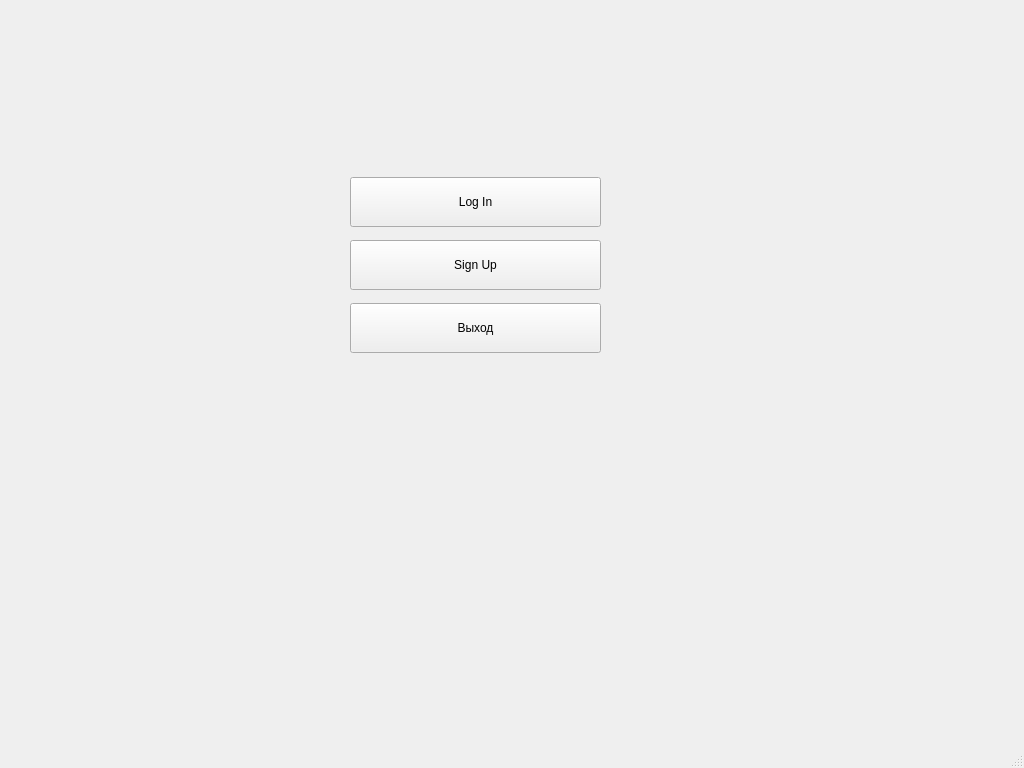
Qt form mainwindow.ui (alex3413/learning-qt-game) before a commit.
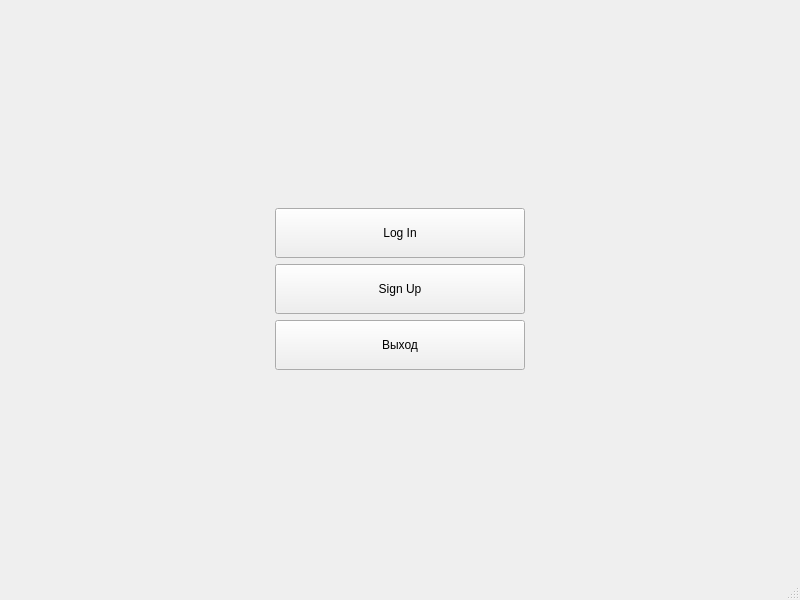
The same form after that commit.

Diff of the .ui file:
```diff
--- a/mainwindow.ui
+++ b/mainwindow.ui
@@ -6,29 +6,50 @@
    <rect>
     <x>0</x>
     <y>0</y>
-    <width>1024</width>
-    <height>768</height>
+    <width>800</width>
+    <height>600</height>
    </rect>
   </property>
   <property name="windowTitle">
    <string>MainWindow</string>
   </property>
   <widget class="QWidget" name="centralwidget">
-   <widget class="QWidget" name="">
-    <property name="geometry">
-     <rect>
-      <x>350</x>
-      <y>170</y>
-      <width>251</width>
-      <height>191</height>
-     </rect>
-    </property>
+   <layout class="QHBoxLayout" name="horizontalLayout">
+    <item>
+     <layout class="QGridLayout" name="gridLayout">
+      <item row="0" column="1">
+       <spacer name="verticalSpacer">
+        <property name="orientation">
+         <enum>Qt::Vertical</enum>
+        </property>
+        <property name="sizeHint" stdset="0">
+         <size>
+          <width>20</width>
+          <height>40</height>
+         </size>
+        </property>
+       </spacer>
+      </item>
+      <item row="1" column="0">
+       <spacer name="horizontalSpacer">
+        <property name="orientation">
+         <enum>Qt::Horizontal</enum>
+        </property>
+        <property name="sizeHint" stdset="0">
+         <size>
+          <width>40</width>
+          <height>20</height>
+         </size>
+        </property>
+       </spacer>
+      </item>
+      <item row="1" column="1">
     <layout class="QVBoxLayout" name="verticalLayout">
      <item>
       <widget class="QPushButton" name="LogIn">
        <property name="minimumSize">
         <size>
-         <width>0</width>
+            <width>250</width>
          <height>50</height>
         </size>
        </property>
@@ -64,7 +85,36 @@
       </widget>
      </item>
     </layout>
-   </widget>
+      </item>
+      <item row="1" column="2">
+       <spacer name="horizontalSpacer_2">
+        <property name="orientation">
+         <enum>Qt::Horizontal</enum>
+        </property>
+        <property name="sizeHint" stdset="0">
+         <size>
+          <width>58</width>
+          <height>20</height>
+         </size>
+        </property>
+       </spacer>
+      </item>
+      <item row="2" column="1">
+       <spacer name="verticalSpacer_2">
+        <property name="orientation">
+         <enum>Qt::Vertical</enum>
+        </property>
+        <property name="sizeHint" stdset="0">
+         <size>
+          <width>20</width>
+          <height>40</height>
+         </size>
+        </property>
+       </spacer>
+      </item>
+     </layout>
+    </item>
+   </layout>
   </widget>
   <widget class="QMenuBar" name="menubar">
    <property name="geometry">
```
Left out of the diff: 23 changed lines with no effect on the pictures. Lines whose indentation alone changed are shown as unchanged.
